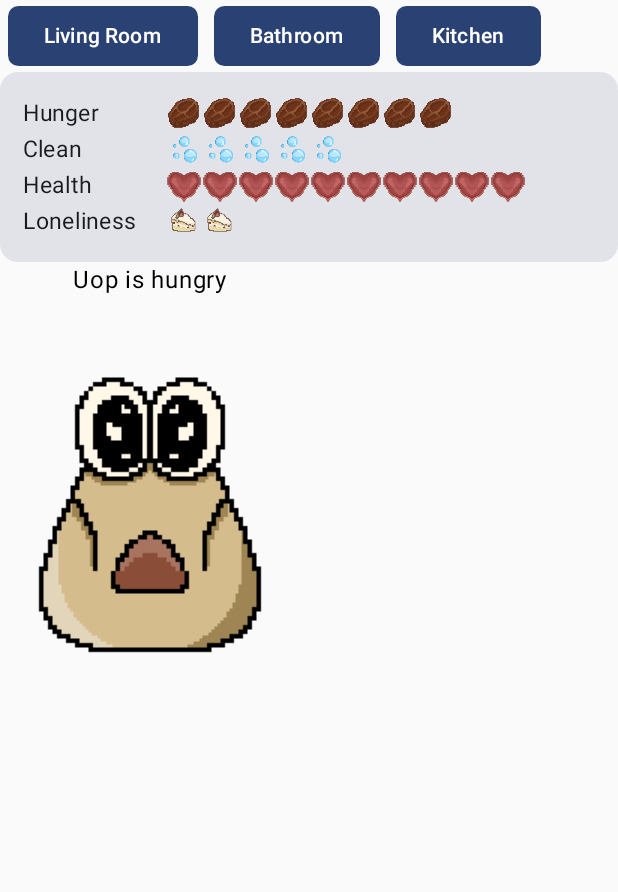
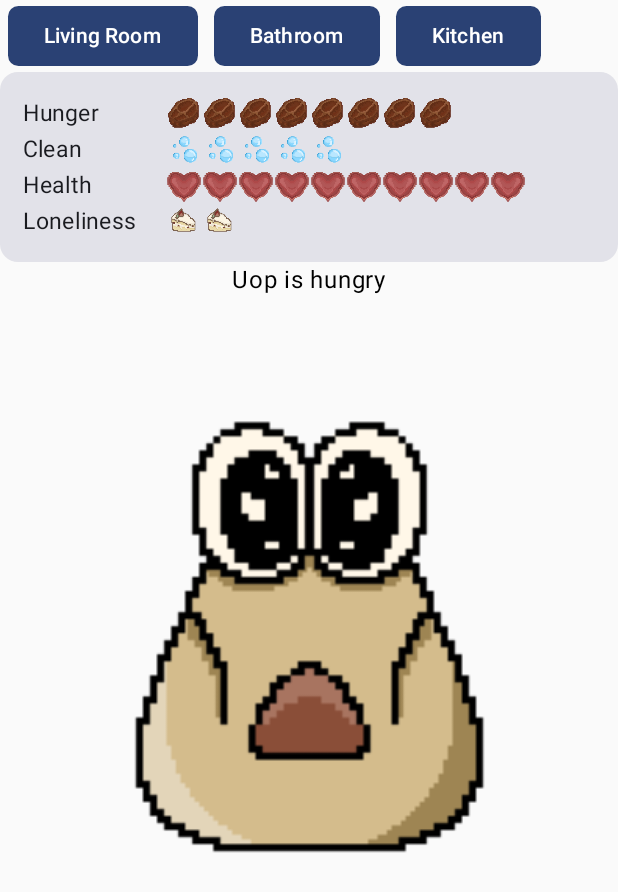
Before and after one commit to nathanpc/iade-games-uop, an Android app built with Jetpack Compose: the screen it shows after launch (MainActivity), on a phone screen of 412 x 824 dp. Shown: the top 892 px of the screen. Run offline under Robolectric (Android 15) with nearby library versions, the phone set to English and light mode, and no system bars.

Commit message:
Increased the size of Uop using modifiers

```diff
--- a/app/src/main/java/pt/iade/games/uop/MainActivity.kt
+++ b/app/src/main/java/pt/iade/games/uop/MainActivity.kt
@@ -9,6 +9,7 @@
 import androidx.compose.foundation.layout.Row
 import androidx.compose.foundation.layout.fillMaxSize
 import androidx.compose.foundation.layout.fillMaxWidth
+import androidx.compose.foundation.layout.height
 import androidx.compose.foundation.layout.padding
 import androidx.compose.foundation.layout.width
 import androidx.compose.material3.Scaffold
@@ -38,12 +39,19 @@
 
 @Composable
 fun MainView() {
-    Column {
+    Column(
+        modifier = Modifier.fillMaxSize()
+    ) {
         RoomHeader(
             rooms = listOf("Living Room", "Bathroom", "Kitchen")
         )
         StatsCard()
-        Character(state = "hungry")
+        Character(
+            state = "hungry",
+            modifier = Modifier
+                .fillMaxWidth()
+                .height(400.dp)
+        )
     }
 }
 
--- a/app/src/main/java/pt/iade/games/uop/ui/components/Character.kt
+++ b/app/src/main/java/pt/iade/games/uop/ui/components/Character.kt
@@ -5,12 +5,16 @@
 import androidx.compose.material3.Text
 import androidx.compose.runtime.Composable
 import androidx.compose.ui.Alignment
+import androidx.compose.ui.Modifier
 import androidx.compose.ui.res.painterResource
 import androidx.compose.ui.tooling.preview.Preview
 import pt.iade.games.uop.R
 
 @Composable
-fun Character(state: String) {
+fun Character(
+    state: String,
+    modifier: Modifier = Modifier
+) {
     val mood: Int
     if (state == "hungry") {
         mood = R.drawable.uop_hungry
@@ -32,7 +36,8 @@
         Text("Uop is $state")
         Image(
             painter = painterResource(mood),
-            contentDescription = "Uop is $state"
+            contentDescription = "Uop is $state",
+            modifier = modifier
         )
     }
 }
```
